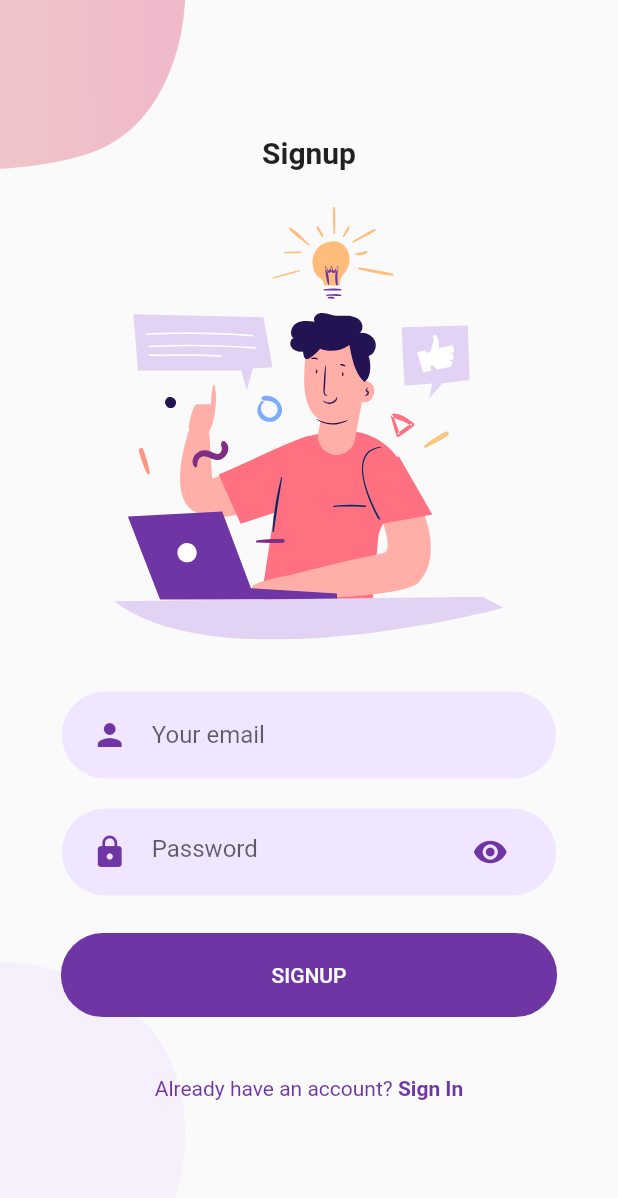
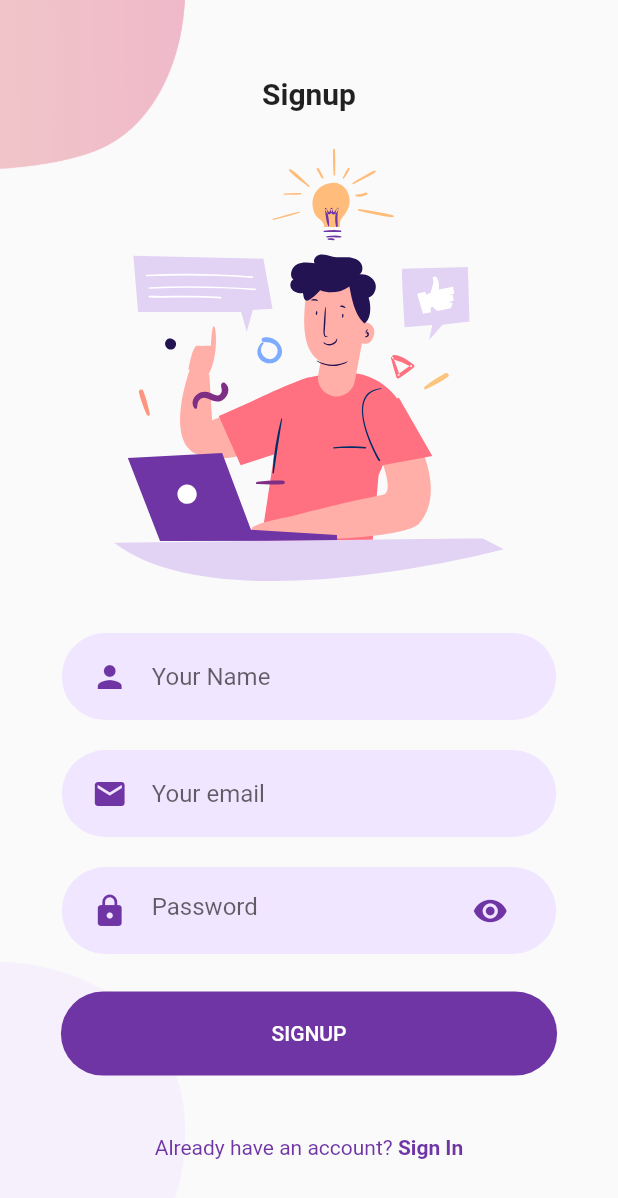
Before and after one commit to RevaldiDwiOctavian/MyNote, a Flutter app: the SignupScreen screen opened directly, on a phone screen of 412 x 824 dp. Shown: the top 1198 px of the screen. Run offline on Flutter 3.47's test engine with Material 2 defaults, Android fonts, the phone set to English and light mode, and no system bars; our stand-ins replace convex_bottom_bar, flutter_svg, rflutter_alert; network calls fail.

```diff
--- /dev/null
+++ b/lib/api/api.dart
@@ -0,0 +1,5 @@
+import 'dart:convert';
+import 'package:http/http.dart' as http;
+import '../models/register_model.dart';
+
+class API {}
--- a/lib/views/components/rounded_input_field.dart
+++ b/lib/views/components/rounded_input_field.dart
@@ -5,18 +5,21 @@ import 'package:uas/views/components/text_field_container.dart';
 class RoundedInputField extends StatelessWidget {
   final String hintText;
   final IconData icon;
+  final TextEditingController controller;
   final ValueChanged<String> onChanged;
   const RoundedInputField({
     Key? key,
     required this.hintText,
     required this.icon,
     required this.onChanged,
+    required this.controller,
   }) : super(key: key);
 
   @override
   Widget build(BuildContext context) {
     return TextFieldContainer(
       child: TextField(
+        controller: controller,
         onChanged: onChanged,
         decoration: InputDecoration(
           icon: Icon(
--- a/lib/views/screens/auth/login/components/rounded_password_field.dart
+++ b/lib/views/screens/auth/login/components/rounded_password_field.dart
@@ -5,11 +5,13 @@ import 'package:uas/views/components/text_field_container.dart';
 class RoundedPasswordField extends StatefulWidget {
   final ValueChanged<String> onChanged;
   final String hintText;
+  final TextEditingController controller;
 
-  RoundedPasswordField({
+  const RoundedPasswordField({
     Key? key,
     required this.onChanged,
     required this.hintText,
+    required this.controller,
   }) : super(key: key);
 
   @override
@@ -23,10 +25,11 @@ class _RoundedPasswordFieldState extends State<RoundedPasswordField> {
   Widget build(BuildContext context) {
     return TextFieldContainer(
       child: TextField(
+        controller: widget.controller,
         obscureText: isObscure,
         decoration: InputDecoration(
           hintText: widget.hintText,
-        icon: Icon(
+          icon: const Icon(
             Icons.lock,
             color: kPrimaryColor,
           ),
@@ -43,6 +46,7 @@ class _RoundedPasswordFieldState extends State<RoundedPasswordField> {
           ),
           border: InputBorder.none,
         ),
-    ));
+      ),
+    );
   }
 }
--- a/lib/views/screens/auth/signup/components/body.dart
+++ b/lib/views/screens/auth/signup/components/body.dart
@@ -8,15 +8,25 @@ import 'package:uas/views/screens/auth/login/components/rounded_password_field.d
 import 'package:uas/views/screens/auth/login/login_screen.dart';
 import 'package:uas/views/screens/auth/signup/components/background.dart';
 
-class Body extends StatelessWidget {
+class Body extends StatefulWidget {
   const Body({
     Key? key,
   }) : super(key: key);
 
   @override
+  State<Body> createState() => _BodyState();
+}
+
+class _BodyState extends State<Body> {
+  TextEditingController nameController = TextEditingController();
+  TextEditingController emailController = TextEditingController();
+  TextEditingController passwordController = TextEditingController();
+
+  @override
   Widget build(BuildContext context) {
     Size size = MediaQuery.of(context).size;
     return Background(
+      child: SingleChildScrollView(
         child: Column(
           mainAxisAlignment: MainAxisAlignment.center,
           children: <Widget>[
@@ -34,13 +44,21 @@ class Body extends StatelessWidget {
             ),
             SizedBox(height: size.height * 0.03),
             RoundedInputField(
-            hintText: "Your email",
+              hintText: "Your Name",
               icon: Icons.person,
               onChanged: (value) {},
+              controller: nameController,
+            ),
+            RoundedInputField(
+              hintText: "Your email",
+              icon: Icons.mail,
+              onChanged: (value) {},
+              controller: emailController,
             ),
             RoundedPasswordField(
               onChanged: (value) {},
               hintText: 'Password',
+              controller: passwordController,
             ),
             RoundedButton(
               color: kPrimaryColor,
@@ -63,6 +81,7 @@ class Body extends StatelessWidget {
             ),
           ],
         ),
+      ),
     );
   }
 }
--- a/pubspec.yaml
+++ b/pubspec.yaml
@@ -36,6 +36,9 @@ dependencies:
   cupertino_icons: ^1.0.2
   flutter_svg: ^1.1.1+1
   convex_bottom_bar: ^3.0.0
+  rflutter_alert: ^2.0.4
+  http: ^0.13.4
+  progress_dialog: ^1.2.4
 
 dev_dependencies:
   flutter_test:
```
Also changed, not shown: lib/models/login_model.dart (added, +70 -0 lines), lib/models/register_model.dart (added, +66 -0 lines), lib/views/screens/auth/login/components/body.dart (+60 -10 lines), lib/views/screens/mynote/add_note.dart (+7 -3 lines), lib/views/screens/mynote/open_note.dart (+7 -3 lines), lib/views/screens/publicnote/open_public_note.dart (+7 -3 lines), pubspec.lock. Lines whose indentation alone changed are shown as unchanged.
